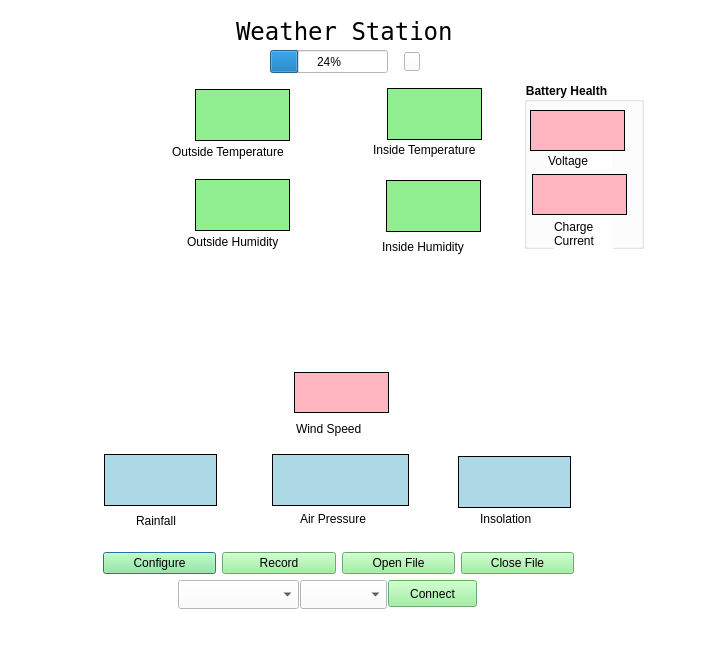
Before: the Qt Designer form weather-station-gui/weather-station-main.ui in ksarkies/Weather-Station, drawn with Qt 5.
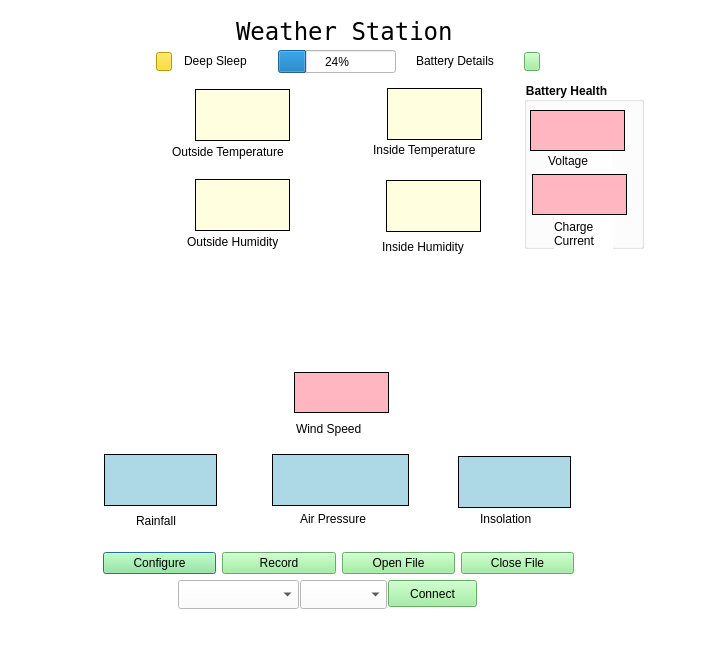
After: the same form once the commit is applied.

Commit message: Fix problem with measurement cycle at change of time setting. Add change to deep sleep through button press. NOTE: the change back to sleep mode has not yet been achieved apart from a hardware reset. USART settings appear to be corrupted but reinitialisation has not been successful.

```diff
--- a/weather-station-gui/weather-station-main.ui
+++ b/weather-station-gui/weather-station-main.ui
@@ -63,7 +63,7 @@
     </font>
    </property>
    <property name="styleSheet">
-    <string notr="true">background-color:lightgreen;</string>
+    <string notr="true">background-color:lightyellow;</string>
    </property>
    <property name="frameShape">
     <enum>QFrame::Box</enum>
@@ -215,7 +215,7 @@
     </font>
    </property>
    <property name="styleSheet">
-    <string notr="true">background-color:lightgreen;</string>
+    <string notr="true">background-color:lightyellow;</string>
    </property>
    <property name="frameShape">
     <enum>QFrame::Box</enum>
@@ -258,7 +258,7 @@
     </font>
    </property>
    <property name="styleSheet">
-    <string notr="true">background-color:lightgreen;</string>
+    <string notr="true">background-color:lightyellow;</string>
    </property>
    <property name="frameShape">
     <enum>QFrame::Box</enum>
@@ -288,7 +288,7 @@
     </font>
    </property>
    <property name="styleSheet">
-    <string notr="true">background-color:lightgreen;</string>
+    <string notr="true">background-color:lightyellow;</string>
    </property>
    <property name="frameShape">
     <enum>QFrame::Box</enum>
@@ -504,7 +504,7 @@
   <widget class="QProgressBar" name="battery">
    <property name="geometry">
     <rect>
-     <x>270</x>
+     <x>278</x>
      <y>50</y>
      <width>118</width>
      <height>23</height>
@@ -629,7 +629,7 @@
   <widget class="QPushButton" name="batteryPushButton">
    <property name="geometry">
     <rect>
-     <x>404</x>
+     <x>524</x>
      <y>52</y>
      <width>16</width>
      <height>19</height>
@@ -638,10 +638,58 @@
    <property name="toolTip">
     <string>Click to show battery status</string>
    </property>
+   <property name="styleSheet">
+    <string notr="true">background-color:lightgreen;</string>
+   </property>
    <property name="text">
     <string/>
    </property>
   </widget>
+  <widget class="QPushButton" name="deepSleepPushButton">
+   <property name="geometry">
+    <rect>
+     <x>156</x>
+     <y>52</y>
+     <width>16</width>
+     <height>19</height>
+    </rect>
+   </property>
+   <property name="toolTip">
+    <string>Click to change between sleep and deep sleep (stop) modes.</string>
+   </property>
+   <property name="styleSheet">
+    <string notr="true">background-color:rgb(255, 213, 0);</string>
+   </property>
+   <property name="text">
+    <string/>
+   </property>
+  </widget>
+  <widget class="QLabel" name="deepSleepLabel">
+   <property name="geometry">
+    <rect>
+     <x>184</x>
+     <y>52</y>
+     <width>81</width>
+     <height>17</height>
+    </rect>
+   </property>
+   <property name="text">
+    <string>Deep Sleep</string>
+   </property>
+  </widget>
+  <widget class="QLabel" name="batteryLabel">
+   <property name="geometry">
+    <rect>
+     <x>416</x>
+     <y>52</y>
+     <width>105</width>
+     <height>17</height>
+    </rect>
+   </property>
+   <property name="text">
+    <string>Battery Details</string>
+   </property>
+  </widget>
  </widget>
  <resources>
   <include location="../../../../../data/home/ksarkies/Projects/Battery-Management-System/gui/power-management-gui.qrc"/>
```
Left out of the diff: 4 changed lines with no effect on the pictures. The commit also changes 5 other files.
